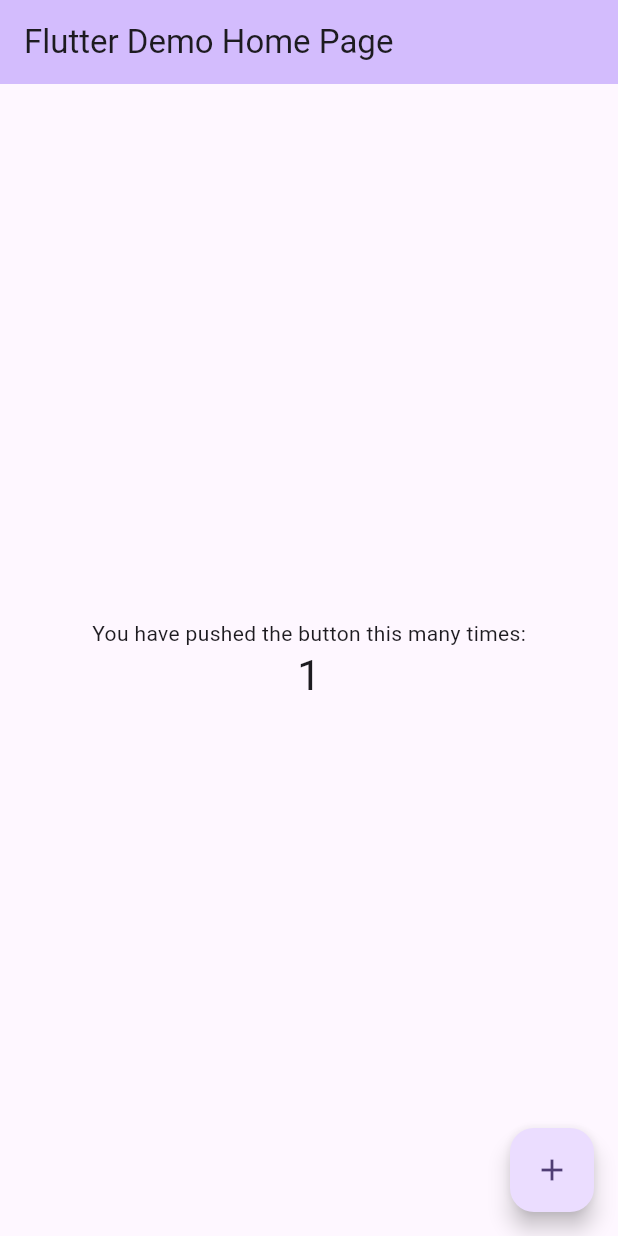
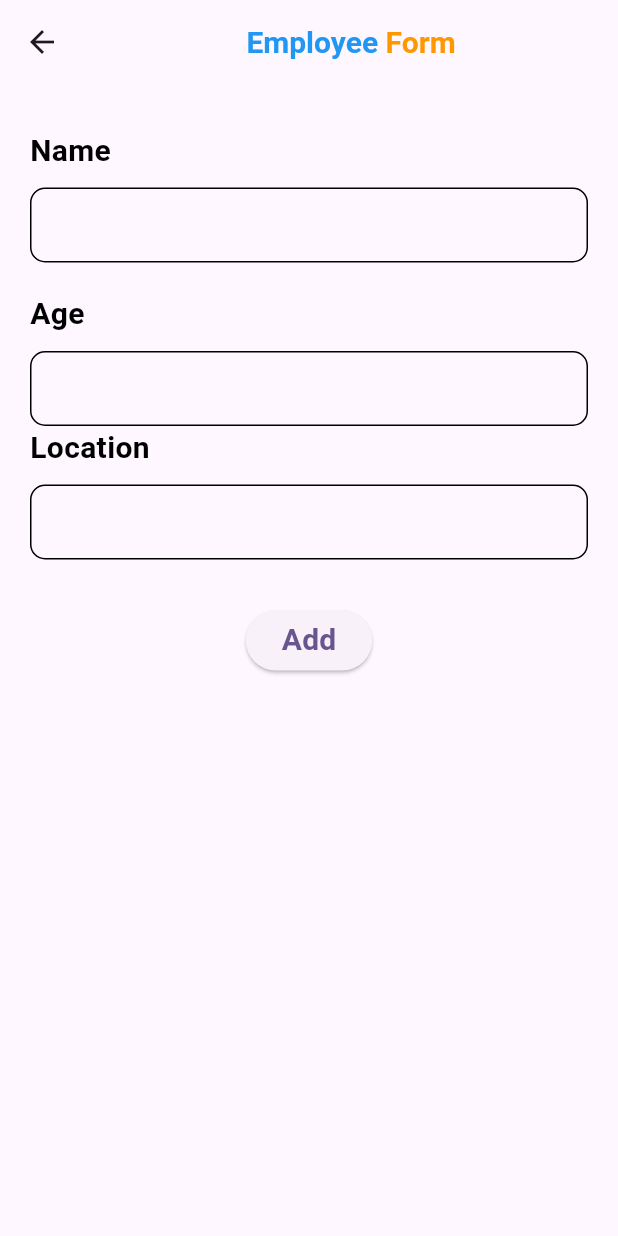
Before and after one commit to RianiDestianti/Flutter-CRUDFirebase, a Flutter app: the screen it shows after launch, after a tap on the "add" icon, on a phone screen of 412 x 824 dp. Run offline on Flutter 3.47's test engine with Material 3 defaults, Android fonts, the phone set to English and light mode, and no system bars.

Commit message:
form create

```diff
--- a/analysis_options.yaml
+++ b/analysis_options.yaml
@@ -21,6 +21,9 @@ linter:
   # `// ignore_for_file: name_of_lint` syntax on the line or in the file
   # producing the lint.
   rules:
+    prefer_const_constructors: false
+    prefer_const_literals_to_create_immutables: false
+
     # avoid_print: false  # Uncomment to disable the `avoid_print` rule
     # prefer_single_quotes: true  # Uncomment to enable the `prefer_single_quotes` rule
 
--- a/lib/main.dart
+++ b/lib/main.dart
@@ -1,3 +1,4 @@
+import 'package:crud/pages/home.dart';
 import 'package:flutter/material.dart';
 
 void main() {
@@ -12,6 +13,7 @@ class MyApp extends StatelessWidget {
   Widget build(BuildContext context) {
     return MaterialApp(
       title: 'Flutter Demo',
+      debugShowCheckedModeBanner: false,
       theme: ThemeData(
         // This is the theme of your application.
         //
@@ -30,7 +32,7 @@ class MyApp extends StatelessWidget {
         // tested with just a hot reload.
         colorScheme: ColorScheme.fromSeed(seedColor: Colors.deepPurple),
       ),
-      home: const MyHomePage(title: 'Flutter Demo Home Page'),
+      home: Home()
     );
   }
 }
--- /dev/null
+++ b/lib/pages/employee.dart
@@ -0,0 +1,116 @@
+import 'package:flutter/material.dart';
+
+class Employee extends StatefulWidget {
+  const Employee({super.key});
+
+  @override
+  State<Employee> createState() => _EmployeeState();
+}
+
+class _EmployeeState extends State<Employee> {
+  @override
+  Widget build(BuildContext context) {
+    return Scaffold(
+      appBar: AppBar(
+        title: Row(
+          mainAxisAlignment: MainAxisAlignment.center,
+          children: [
+            Text(
+              "Employee",
+              style: TextStyle(
+                color: Colors.blue,
+                fontSize: 20.0,
+                fontWeight: FontWeight.bold,
+              ),
+            ),
+            SizedBox(width: 5), // Jarak antara dua teks
+            Text(
+              "Form",
+              style: TextStyle(
+                color: Colors.orange,
+                fontSize: 20.0,
+                fontWeight: FontWeight.bold,
+              ),
+            ),
+          ],
+        ),
+      ),
+      body: Container(
+        margin: EdgeInsets.only(left: 20.0, top: 30.0, right: 20.0),
+        child: Column(
+          crossAxisAlignment: CrossAxisAlignment.start, // Biar teks rata kiri
+          children: [
+            Text(
+              "Name",
+              style: TextStyle(
+                color: Colors.black,
+                fontSize: 20.0,
+                fontWeight: FontWeight.bold,
+              ),
+            ),
+            SizedBox(height: 10.0),
+            Container(
+              padding: EdgeInsets.only(left: 10.0),
+              decoration: BoxDecoration(
+                border: Border.all(),
+                borderRadius: BorderRadius.circular(10),
+              ),
+              child: TextField(
+                decoration: InputDecoration(border: InputBorder.none),
+              ),
+            ),
+            SizedBox(height: 20.0),
+            Text(
+              "Age",
+              style: TextStyle(
+                color: Colors.black,
+                fontSize: 20.0,
+                fontWeight: FontWeight.bold,
+              ),
+            ),
+            SizedBox(height: 10.0),
+            Container(
+              padding: EdgeInsets.only(left: 10.0),
+              decoration: BoxDecoration(
+                border: Border.all(),
+                borderRadius: BorderRadius.circular(10),
+              ),
+              child: TextField(
+                decoration: InputDecoration(border: InputBorder.none),
+              ),
+            ),
+            Text(
+              "Location",
+              style: TextStyle(
+                color: Colors.black,
+                fontSize: 20.0,
+                fontWeight: FontWeight.bold,
+              ),
+            ),
+            SizedBox(height: 10.0),
+            Container(
+              padding: EdgeInsets.only(left: 10.0),
+              decoration: BoxDecoration(
+                border: Border.all(),
+                borderRadius: BorderRadius.circular(10),
+              ),
+              child: TextField(
+                decoration: InputDecoration(border: InputBorder.none),
+              ),
+            ),
+            SizedBox(height: 30.0),
+            Center(
+              child: ElevatedButton(
+                onPressed: () {},
+                child: Text(
+                  "Add",
+                  style: TextStyle(fontSize: 20.0, fontWeight: FontWeight.bold),
+                ),
+              ),
+            ),
+          ],
+        ),
+      ),
+    ); // Scaffold
+  }
+}
--- /dev/null
+++ b/lib/pages/home.dart
@@ -0,0 +1,57 @@
+import 'package:crud/pages/employee.dart';
+import 'package:flutter/material.dart';
+
+class Home extends StatefulWidget {
+  const Home({super.key});
+
+  @override
+  State<Home> createState() => _HomeState();
+}
+
+class _HomeState extends State<Home> {
+  @override
+  Widget build(BuildContext context) {
+    return Scaffold(
+      floatingActionButton: FloatingActionButton(
+        onPressed: () {
+          Navigator.push(
+            context,
+            MaterialPageRoute(builder: (context) => Employee()),
+          );
+        },
+        child: Icon(Icons.add),
+      ),
+      appBar: AppBar(
+        title: Row(
+          mainAxisAlignment: MainAxisAlignment.center,
+          children: [
+            Text(
+              "Flutter",
+              style: TextStyle(
+                color: Colors.blue,
+                fontSize: 20.0,
+                fontWeight: FontWeight.bold,
+              ),
+            ),
+            Text(
+              "Firebase",
+              style: TextStyle(
+                color: Colors.orange,
+                fontSize: 20.0,
+                fontWeight: FontWeight.bold,
+              ),
+            ),
+            // Tambahkan widget lain di sini jika diperlukan
+          ],
+        ),
+      ), // AppBar
+      body: Container(
+        child: Column(
+          children: [
+            // Tambahkan widget di sini
+          ],
+        ),
+      ), // Container
+    ); // Scaffold
+  }
+}
```
Also changed, not shown: 1 other file.
